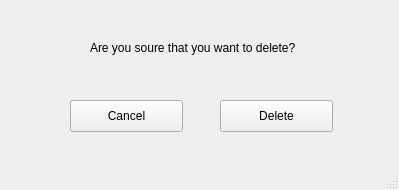
Old version of the form delete.ui in the repository maurygrin/Software-Project-Team9.
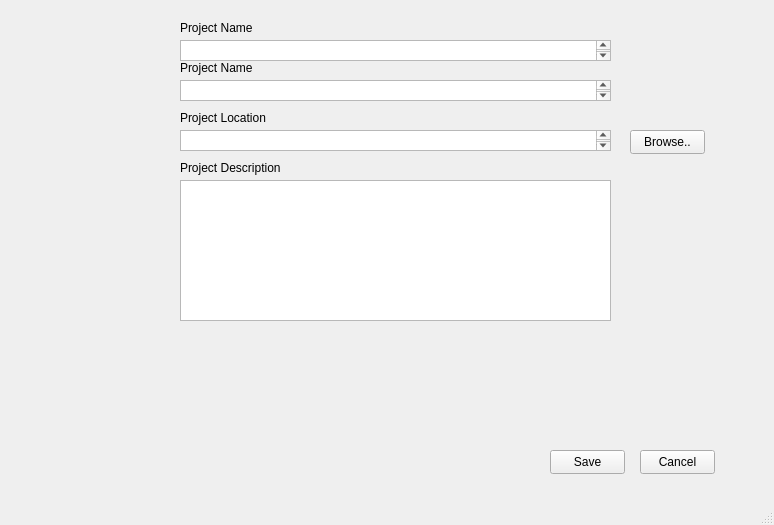
New version of the form.

Commit message: fixed pop windows using Qmessagbox, addded the notion of project as well

The edit to the form file:
```diff
--- a/delete.ui
+++ b/delete.ui
@@ -6,34 +6,126 @@
    <rect>
     <x>0</x>
     <y>0</y>
-    <width>399</width>
-    <height>190</height>
+    <width>774</width>
+    <height>525</height>
    </rect>
   </property>
   <property name="windowTitle">
    <string>MainWindow</string>
   </property>
   <widget class="QWidget" name="centralwidget">
-   <widget class="QLabel" name="label_14">
+   <widget class="QTextEdit" name="textEdit">
     <property name="geometry">
      <rect>
-      <x>90</x>
+      <x>180</x>
       <y>40</y>
-      <width>321</width>
+      <width>431</width>
+      <height>21</height>
+     </rect>
+    </property>
+   </widget>
+   <widget class="QTextEdit" name="textEdit_2">
+    <property name="geometry">
+     <rect>
+      <x>180</x>
+      <y>80</y>
+      <width>431</width>
+      <height>21</height>
+     </rect>
+    </property>
+   </widget>
+   <widget class="QTextEdit" name="textEdit_3">
+    <property name="geometry">
+     <rect>
+      <x>180</x>
+      <y>130</y>
+      <width>431</width>
+      <height>21</height>
+     </rect>
+    </property>
+   </widget>
+   <widget class="QTextEdit" name="textEdit_4">
+    <property name="geometry">
+     <rect>
+      <x>180</x>
+      <y>180</y>
+      <width>431</width>
+      <height>141</height>
+     </rect>
+    </property>
+   </widget>
+   <widget class="QLabel" name="label">
+    <property name="geometry">
+     <rect>
+      <x>180</x>
+      <y>20</y>
+      <width>81</width>
       <height>16</height>
      </rect>
     </property>
     <property name="text">
-     <string>Are you soure that you want to delete?</string>
+     <string>Project Name</string>
     </property>
    </widget>
-   <widget class="QPushButton" name="pushButton_12">
+   <widget class="QLabel" name="label_2">
     <property name="geometry">
      <rect>
-      <x>70</x>
-      <y>100</y>
-      <width>113</width>
-      <height>32</height>
+      <x>180</x>
+      <y>60</y>
+      <width>81</width>
+      <height>16</height>
+     </rect>
+    </property>
+    <property name="text">
+     <string>Project Name</string>
+    </property>
+   </widget>
+   <widget class="QLabel" name="label_3">
+    <property name="geometry">
+     <rect>
+      <x>180</x>
+      <y>110</y>
+      <width>101</width>
+      <height>16</height>
+     </rect>
+    </property>
+    <property name="text">
+     <string>Project Location</string>
+    </property>
+   </widget>
+   <widget class="QLabel" name="label_4">
+    <property name="geometry">
+     <rect>
+      <x>180</x>
+      <y>160</y>
+      <width>111</width>
+      <height>16</height>
+     </rect>
+    </property>
+    <property name="text">
+     <string>Project Description</string>
+    </property>
+   </widget>
+   <widget class="QPushButton" name="pushButton">
+    <property name="geometry">
+     <rect>
+      <x>630</x>
+      <y>130</y>
+      <width>75</width>
+      <height>24</height>
+     </rect>
+    </property>
+    <property name="text">
+     <string>Browse..</string>
+    </property>
+   </widget>
+   <widget class="QPushButton" name="pushButton_2">
+    <property name="geometry">
+     <rect>
+      <x>640</x>
+      <y>450</y>
+      <width>75</width>
+      <height>24</height>
      </rect>
     </property>
     <property name="text">
@@ -43,14 +135,14 @@
    <widget class="QPushButton" name="pushButton_13">
     <property name="geometry">
      <rect>
-      <x>220</x>
-      <y>100</y>
-      <width>113</width>
-      <height>32</height>
+      <x>550</x>
+      <y>450</y>
+      <width>75</width>
+      <height>24</height>
      </rect>
     </property>
     <property name="text">
-     <string>Delete</string>
+     <string>Save</string>
     </property>
    </widget>
   </widget>
```
Left out of the diff: 4 changed lines with no effect on the pictures. The commit also changes 2 other files.
